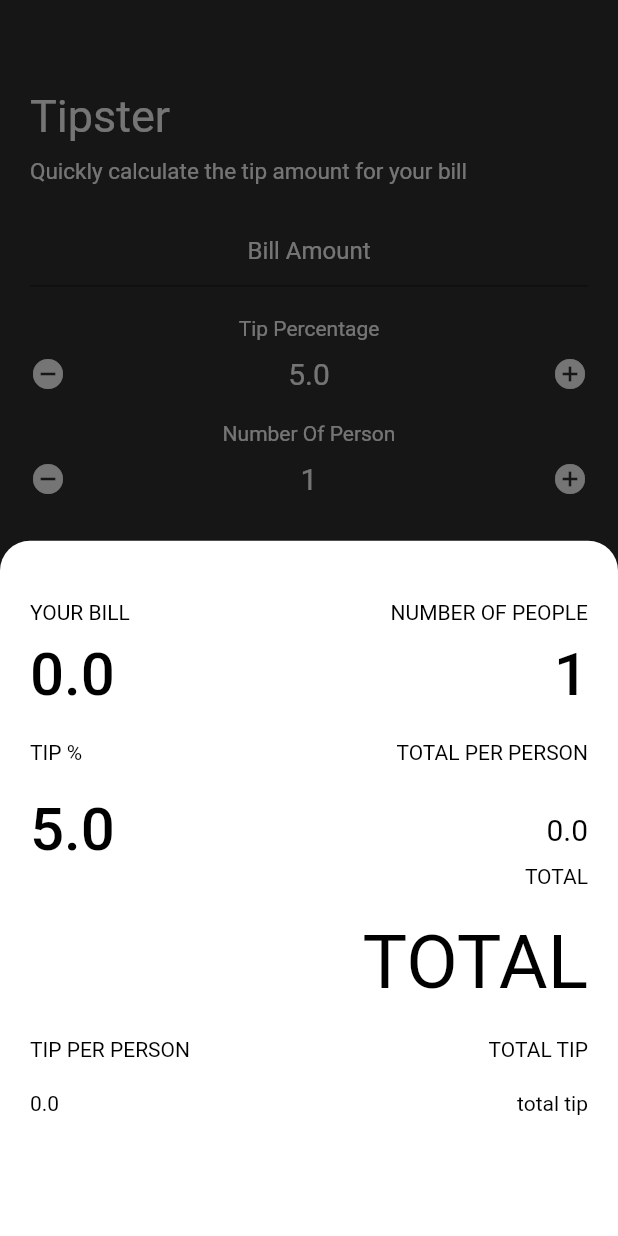
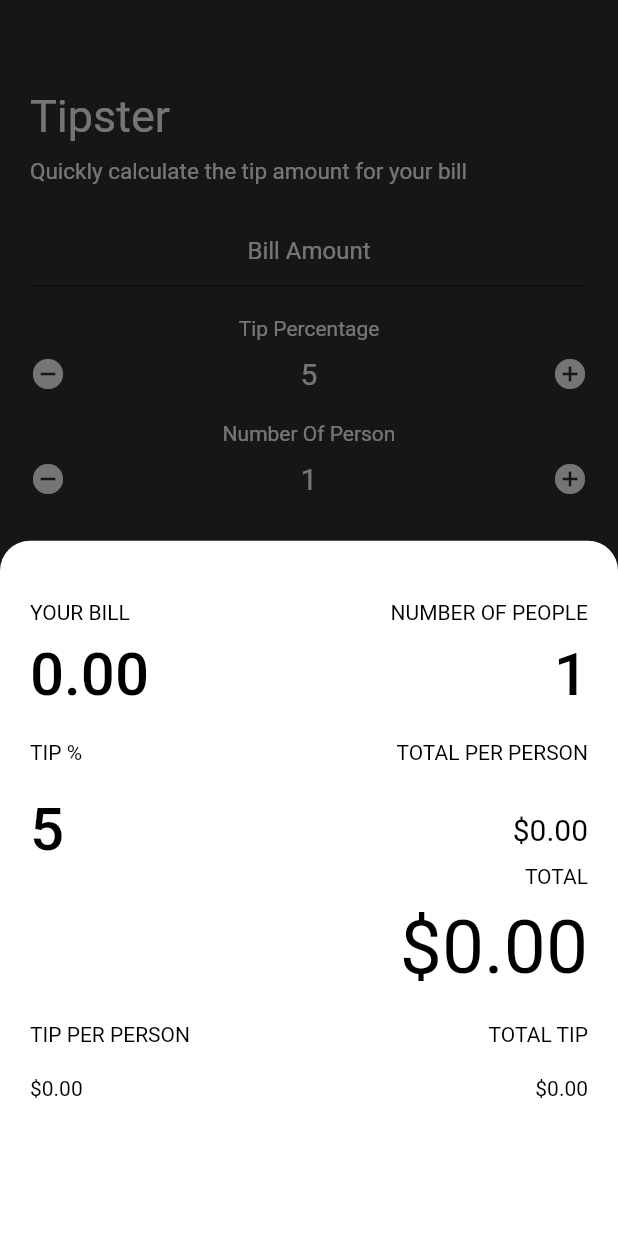
Before and after one commit to aryamanjain036/tipster, a Flutter app: the screen it shows after launch, after a tap on "Calculate", on a phone screen of 412 x 824 dp. Run offline on Flutter 3.47's test engine with Material 2 defaults, Android fonts, the phone set to English and light mode, and no system bars.

Commit message:
card functional

```diff
--- a/lib/main.dart
+++ b/lib/main.dart
@@ -31,7 +31,10 @@ class _HomePageState extends State<HomePage> {
       tipPercentage = 5,
       numberOfPeople = 1,
       tipAmount = 0,
-      totalAmount = 0;
+      totalAmount = 0,
+      totalPerPerson=0,
+      tipPerPerson=0;
+
   // var numberOfPeopleString = double.parse(numberOfPeople);
   void tipDecrement() {
     setState(() {
@@ -66,9 +69,9 @@ class _HomePageState extends State<HomePage> {
     } else {
       setState(() {
         tipAmount = billAmount * (tipPercentage / 100);
-        tipAmount = tipAmount / numberOfPeople;
-        double billPerPerson = billAmount / numberOfPeople;
-        totalAmount = billPerPerson + tipAmount;
+        tipPerPerson = tipAmount / numberOfPeople;
+        totalAmount = billAmount + tipAmount;
+        totalPerPerson = totalAmount / numberOfPeople;
       });
     }
   }
@@ -159,7 +162,7 @@ class _HomePageState extends State<HomePage> {
                                 )),
                             Spacer(),
                             Text(
-                              "$tipPercentage",
+                              "${tipPercentage.toInt()}",
                               style:
                                   TextStyle(fontSize: 20, color: Colors.white),
                             ),
@@ -283,7 +286,7 @@ class _HomePageState extends State<HomePage> {
                 Row(
                   children: [
                     Text(
-                      "$billAmount",
+                      "${billAmount.toStringAsFixed(2)}",
                       style: TextStyle(
                           color: Colors.black,
                           fontSize: 40,
@@ -319,7 +322,7 @@ class _HomePageState extends State<HomePage> {
                 Row(
                   children: [
                     Text(
-                      "${tipPercentage}",
+                      "${tipPercentage.toInt()}",
                       style: TextStyle(
                           color: Colors.black,
                           fontSize: 40,
@@ -327,7 +330,7 @@ class _HomePageState extends State<HomePage> {
                     ),
                     Spacer(),
                     Text(
-                      "${totalAmount}",
+                      "\$${totalPerPerson.toStringAsFixed(2)}",
                       style: TextStyle(color: Colors.black,fontSize: 20),
                     ),
                   ],
@@ -338,11 +341,11 @@ class _HomePageState extends State<HomePage> {
                     Text("TOTAL",style: TextStyle(color: Colors.black),),
                   ],
                 ),
-                SizedBox(height: 20,),
+                SizedBox(height: 10,),
                 Row(
                   children: [
                     Spacer(),
-                    Text("TOTAL",style: TextStyle(color: Colors.black,fontSize: 50),),
+                    Text("\$${totalAmount.toStringAsFixed(2)}",style: TextStyle(color: Colors.black,fontSize: 50),),
                   ],
                 ),
                 SizedBox(
@@ -367,12 +370,12 @@ class _HomePageState extends State<HomePage> {
                Row(
                   children: [
                     Text(
-                      "${tipAmount}",
+                      "\$${tipPerPerson.toStringAsFixed(2)}",
                       style: TextStyle(color: Colors.black),
                     ),
                     Spacer(),
                     Text(
-                      "total tip",
+                      "\$${tipAmount.toStringAsFixed(2)}",
                       style: TextStyle(color: Colors.black),
                     ),
                   ],
```
